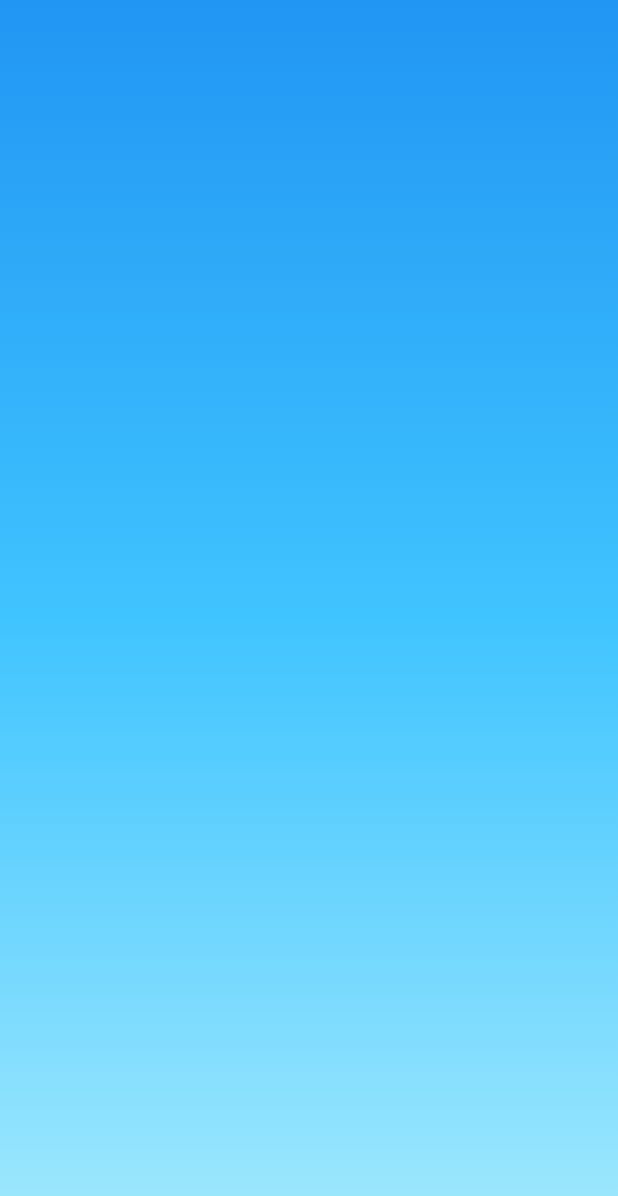
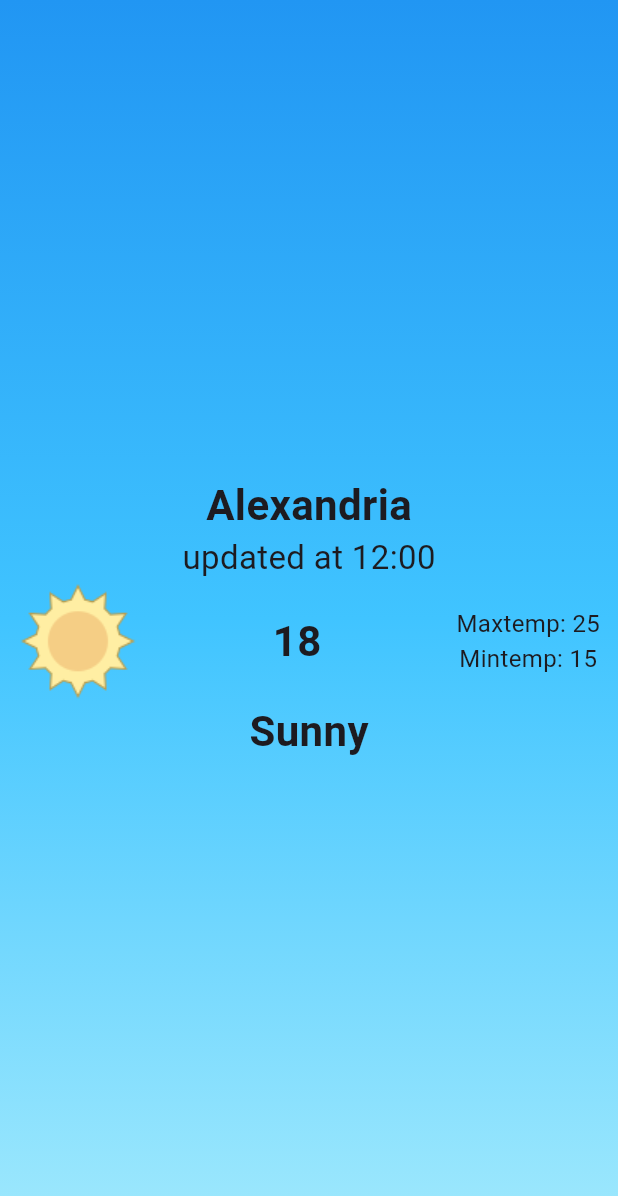
Before and after one commit to OsamaAliLasheen/weather_app, a Flutter app: the screen it shows after launch, on a phone screen of 412 x 824 dp. Shown: the top 1196 px of the screen. Run offline on Flutter 3.47's test engine with Material 3 defaults, Android fonts, the phone set to English and light mode, and no system bars.

Commit message:
Add weather icons and update UI layout in WeatherDisplayPage

```diff
--- a/lib/views/weather_display_page.dart
+++ b/lib/views/weather_display_page.dart
@@ -1,4 +1,5 @@
 import 'package:flutter/material.dart';
+import 'package:flutter/widgets.dart';
 
 class WeatherDisplay extends StatelessWidget {
   const WeatherDisplay({super.key});
@@ -6,7 +7,8 @@ class WeatherDisplay extends StatelessWidget {
   @override
   Widget build(BuildContext context) {
     return MaterialApp(
-        home: Container(
+        home: Scaffold(
+      body: Container(
         decoration: const BoxDecoration(
           gradient: LinearGradient(
             begin: Alignment.topCenter,
@@ -18,6 +20,54 @@ class WeatherDisplay extends StatelessWidget {
             ],
           ),
         ),
+        child: Padding(
+          padding: const EdgeInsets.symmetric(horizontal: 12.0),
+          child: Center(
+            child: Column(
+              mainAxisAlignment: MainAxisAlignment.center,
+              children: [
+                const Text('Alexandria',
+                    style:
+                        TextStyle(fontSize: 28, fontWeight: FontWeight.bold)),
+                const Text('updated at 12:00',
+                    style: TextStyle(
+                      fontSize: 22,
+                    )),
+                Row(
+                  mainAxisAlignment: MainAxisAlignment.spaceBetween,
+                  children: [
+                    Image.asset('assets/images/clear.png'),
+                    const Text(
+                      '18',
+                      style:
+                          TextStyle(fontSize: 28, fontWeight: FontWeight.bold),
+                    ),
+                    const Column(
+                      children: [
+                        Text(
+                          'Maxtemp: 25',
+                          style: TextStyle(fontSize: 16),
+                        ),
+                        Text(
+                          'Mintemp: 15',
+                          style: TextStyle(fontSize: 16),
+                        ),
+                      ],
+                    )
+                  ],
+                ),
+                const Text(
+                  'Sunny',
+                  style: TextStyle(
+                    fontSize: 28,
+                    fontWeight: FontWeight.bold,
+                  ),
+                ),
+              ],
+            ),
+          ),
+        ),
+      ),
     ));
   }
 }
--- a/pubspec.yaml
+++ b/pubspec.yaml
@@ -59,9 +59,8 @@ flutter:
   uses-material-design: true
 
   # To add assets to your application, add an assets section, like this:
-  # assets:
-  #   - images/a_dot_burr.jpeg
-  #   - images/a_dot_ham.jpeg
+  assets:
+    - assets/images/
 
   # An image asset can refer to one or more resolution-specific "variants", see
   # https://flutter.dev/assets-and-images/#resolution-aware
```
Also changed, not shown: assets/images/clear.png (added), assets/images/cloudy.png (added), assets/images/rainy.png (added), assets/images/snow.png (added), assets/images/thunderstorm.png (added). Lines whose indentation alone changed are shown as unchanged.
